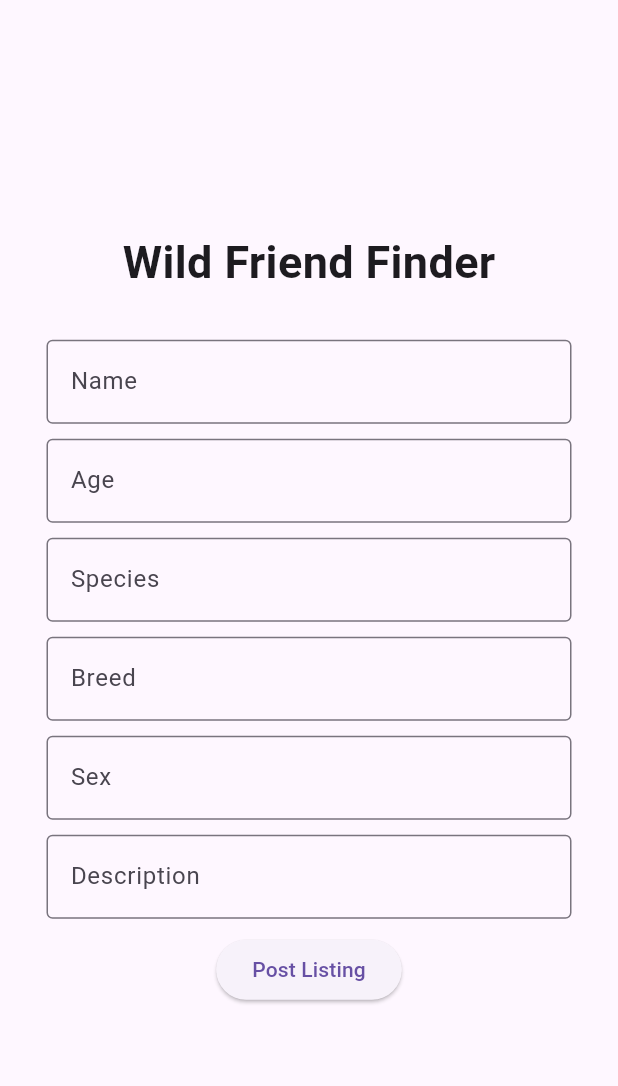
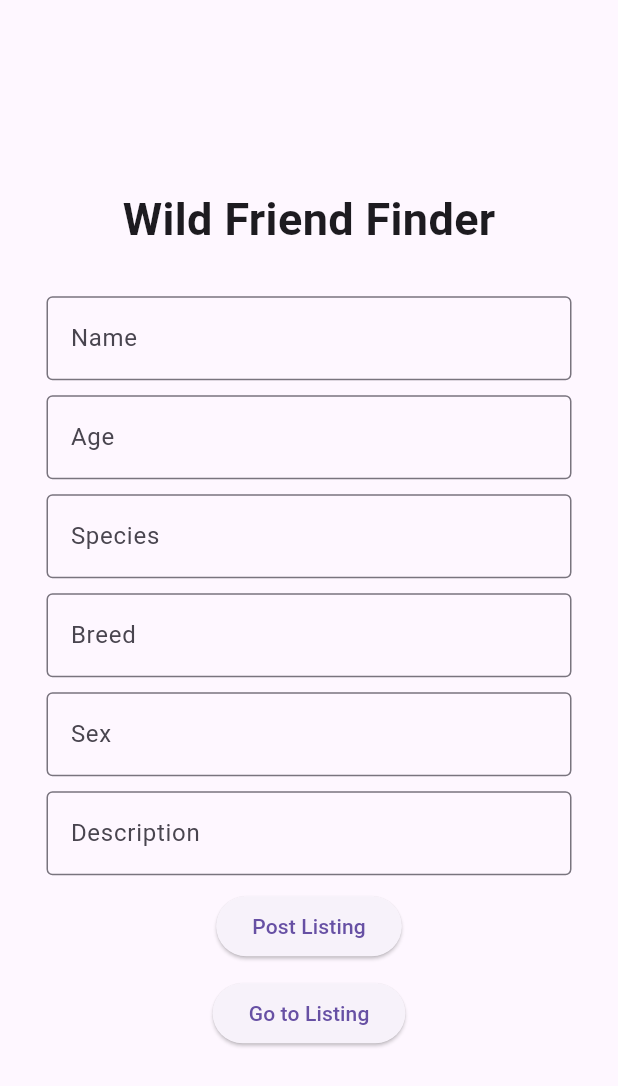
Before and after one commit to KishaanT/WildFriendFinder, a Flutter app: the ListingPage screen opened directly with empty values, item 2 of the bottom bar chosen, after a tap on "New Listing", on a phone screen of 412 x 824 dp. Shown: the top 1086 px of the screen. Run offline on Flutter 3.47's test engine with Material 3 defaults, Android fonts, the phone set to English and light mode, and no system bars; our stand-ins replace cloud_firestore, firebase_core; accounts and stored records are empty.

Commit message:
Updated the project

```diff
--- a/wildfriendfinder/lib/ListingPage.dart
+++ b/wildfriendfinder/lib/ListingPage.dart
@@ -27,7 +27,7 @@ class _ListingPageState extends State<ListingPage> {
     List<String> _widgetOption = [
       'homePage',
       'listingPage',
-      'newLisingPage'
+      'newListingPage'
     ];
 
     void pageChange(int index){
--- a/wildfriendfinder/lib/NewListing.dart
+++ b/wildfriendfinder/lib/NewListing.dart
@@ -139,7 +139,11 @@ class _NewListingState extends State<NewListing> {
                   SizedBox(height: 10,),
                   ElevatedButton(onPressed: () async {
                     addPetListing();
-                  }, child: Text('Post Listing'))
+                  }, child: Text('Post Listing')),
+                  SizedBox(height: 10,),
+                  ElevatedButton(onPressed: () async {
+                    Navigator.pop(context);
+                  }, child: Text('Go to Listing')),
                 ],
               )),
         ),
```
Also changed, not shown: wildfriendfinder/lib/HomePage.dart (+4 -3 lines), wildfriendfinder/lib/Login.dart (+18 -6 lines).
